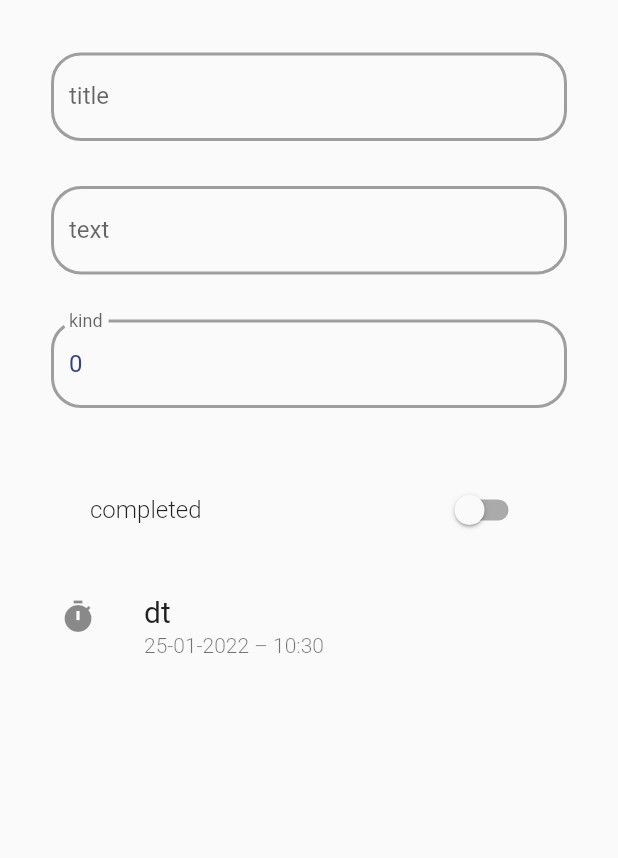
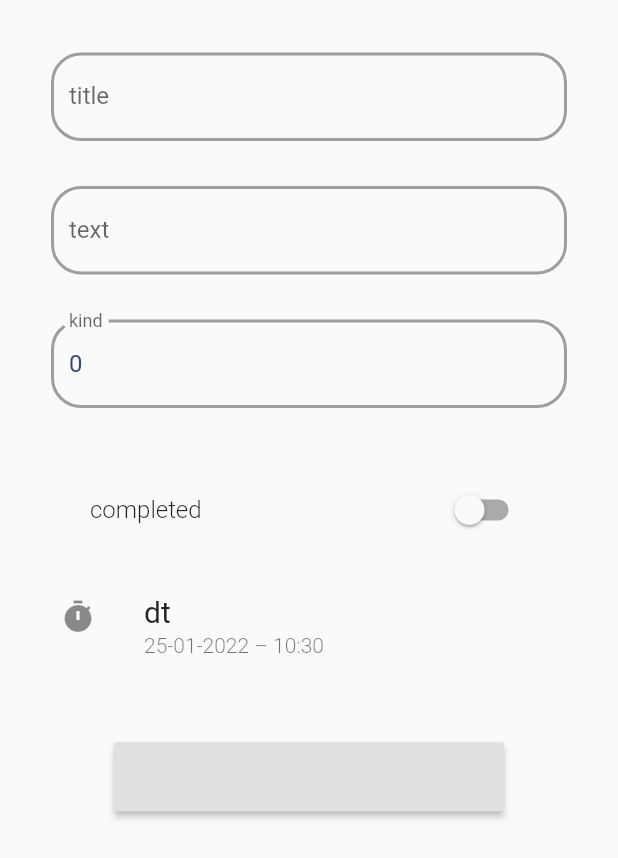
Before and after one commit to ksushkin422/z_api, a Flutter app: the AddItem screen opened directly, on a phone screen of 412 x 824 dp. Shown: the top 858 px of the screen. Run offline on Flutter 3.47's test engine with Material 2 defaults, Android fonts, the phone set to English and light mode, and no system bars; our stand-ins replace date_format, dio, rxdart; missing offline and left inert: masonry_grid; network calls fail.

Commit message:
+ how to check request after setNewIt

```diff
--- a/lib/bloc/base.dart
+++ b/lib/bloc/base.dart
@@ -19,6 +19,9 @@ class ItemBloc {
   newItem(Map req_json) async {
     var response = await itemData.apiSetNewItem(req_json);
     getItems();
+    if (response.statusCode==200){
+      return true;
+    }
   }
 
   dispose() {
--- a/lib/services/api_client.dart
+++ b/lib/services/api_client.dart
@@ -60,6 +60,7 @@ class ApiClient {
     final String url = '$basicUrl';
     Dio dio = getDio();
     try {
+      developer.log('Я сюда зашел');
       return await dio.post(url, data: req_json);
     }  on DioError catch (e) {
       if (e.response != null) {
--- a/lib/ui/new_item_form.dart
+++ b/lib/ui/new_item_form.dart
@@ -7,6 +7,7 @@ import 'package:flutter/services.dart';
 
 import 'package:flutter/material.dart';
 import 'package:intl/intl.dart';
+import 'package:my_game/bloc/base.dart';
 
 class AddItem extends StatefulWidget {
 
@@ -187,6 +188,40 @@ class _AddItemState extends State<AddItem> {
                       onTap: () => _selectDate(context),
                     ),
                     const SizedBox(height: 10.0),
+                    Align(
+                        alignment: Alignment.center,
+                        child: Padding(
+                            padding: EdgeInsets.only(
+                              top: 20,
+                              bottom: 40,
+                            ),
+                            child: Container(
+                                height: Theme.of(context)
+                                    .textTheme
+                                    .headline2!
+                                    .fontSize,
+                                width: Theme.of(context)
+                                        .textTheme
+                                        .headline1!
+                                        .fontSize! *
+                                    2.5,
+                                child: Padding(
+                                    padding: EdgeInsets.only(
+                                        top: 10, right: 10, left: 10),
+                                    child: RaisedButton(
+                                      onPressed: () {
+                                        Map req_new_item = {
+                                          "title": title,
+                                          "text": text,
+                                          "kind": kind,
+                                          "completed": completed,
+                                          "dt": '$selectedDate'
+                                        };
+                                        bloc.newItem(req_new_item);
+                                        Navigator.pop(context);
+
+                                      },
+                                    )))))
                   ])
               )
           )
```
